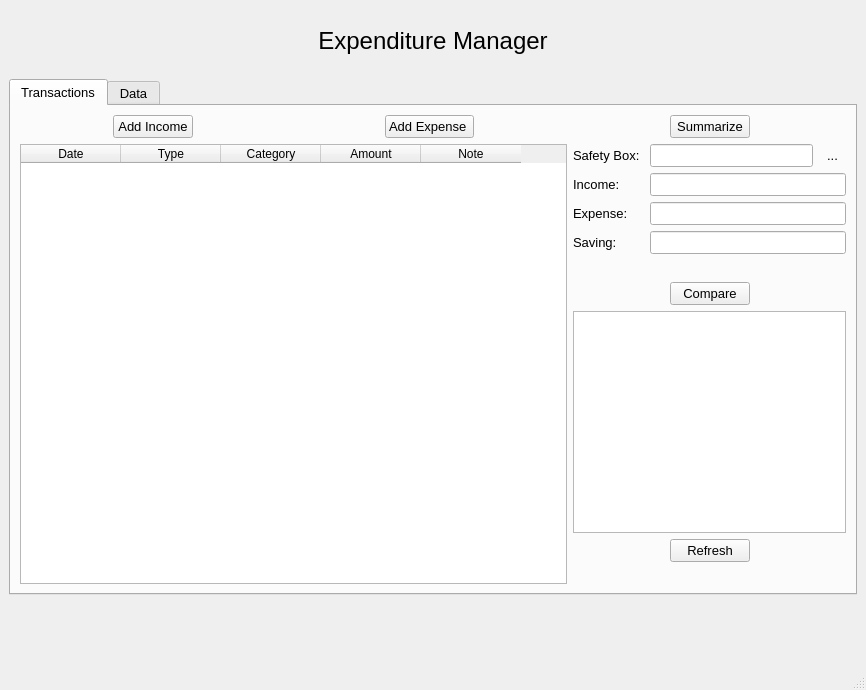
First picture: the form in ui_files/Inter_MainWindow.ui, repository thinh-doan/Expenditure_Manager, before the edit.
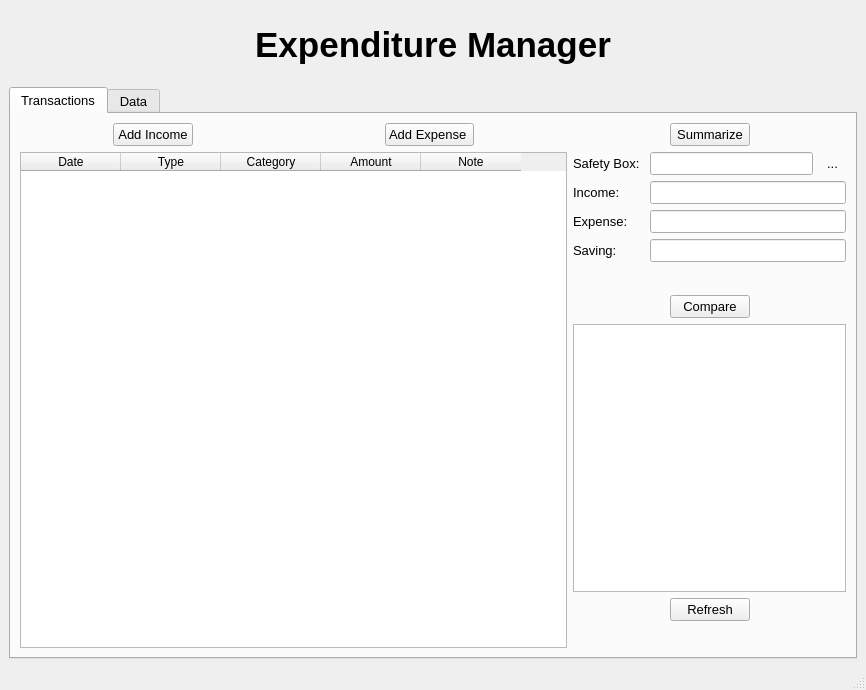
Second picture: the form after the edit. The open tabs and pages were chosen to show the change. Icons and pictures are not drawn.

Patch:
```diff
--- a/ui_files/Inter_MainWindow.ui
+++ b/ui_files/Inter_MainWindow.ui
@@ -19,7 +19,7 @@
    <string>Expenditure Manager</string>
   </property>
   <widget class="QWidget" name="centralwidget">
-   <layout class="QVBoxLayout" name="verticalLayout_5" stretch="1,8,1">
+   <layout class="QVBoxLayout" name="verticalLayout_5" stretch="1,8">
     <item>
      <layout class="QHBoxLayout" name="horizontalLayout">
       <item>
@@ -38,7 +38,7 @@
       <item>
        <widget class="QLabel" name="label">
         <property name="text">
-         <string>&lt;html&gt;&lt;head/&gt;&lt;body&gt;&lt;p&gt;&lt;span style=&quot; font-size:18pt;&quot;&gt;Expenditure Manager&lt;/span&gt;&lt;/p&gt;&lt;/body&gt;&lt;/html&gt;</string>
+         <string>&lt;html&gt;&lt;head/&gt;&lt;body&gt;&lt;p&gt;&lt;span style=&quot; font-size:26pt; font-weight:600;&quot;&gt;Expenditure Manager&lt;/span&gt;&lt;/p&gt;&lt;/body&gt;&lt;/html&gt;</string>
         </property>
         <property name="alignment">
          <set>Qt::AlignCenter</set>
@@ -839,19 +839,6 @@
       </widget>
      </widget>
     </item>
-    <item>
-     <spacer name="verticalSpacer_5">
-      <property name="orientation">
-       <enum>Qt::Vertical</enum>
-      </property>
-      <property name="sizeHint" stdset="0">
-       <size>
-        <width>20</width>
-        <height>40</height>
-       </size>
-      </property>
-     </spacer>
-    </item>
    </layout>
   </widget>
   <widget class="QMenuBar" name="menubar">
```
Left out of the diff: 4 changed lines with no effect on the pictures.
